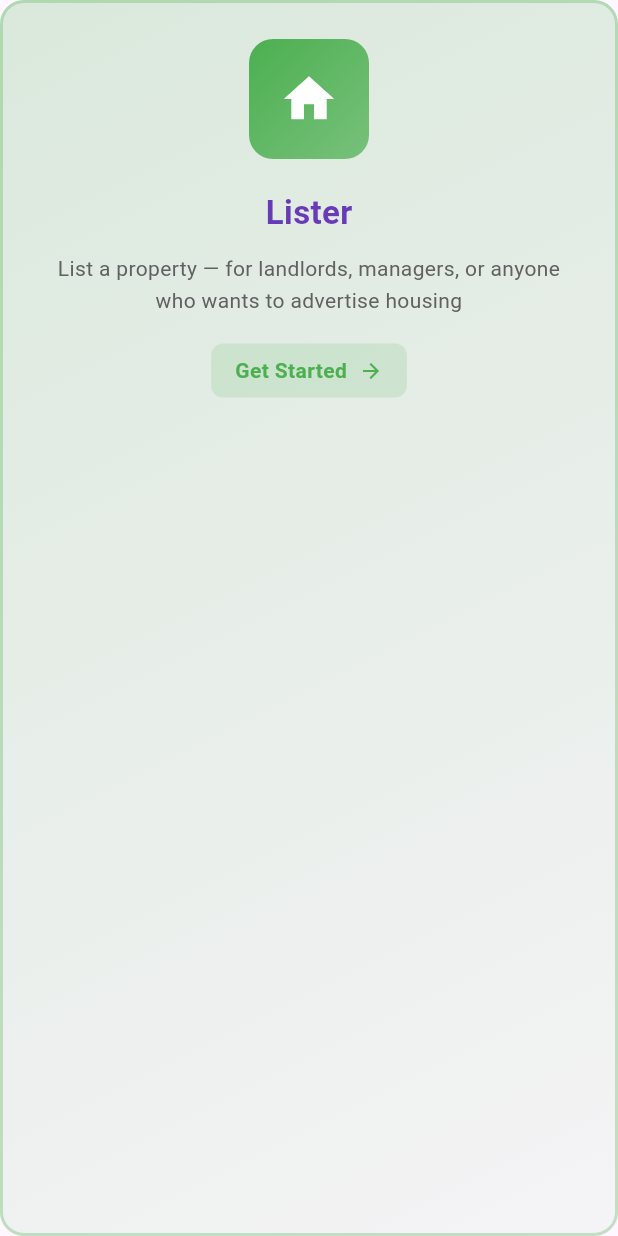
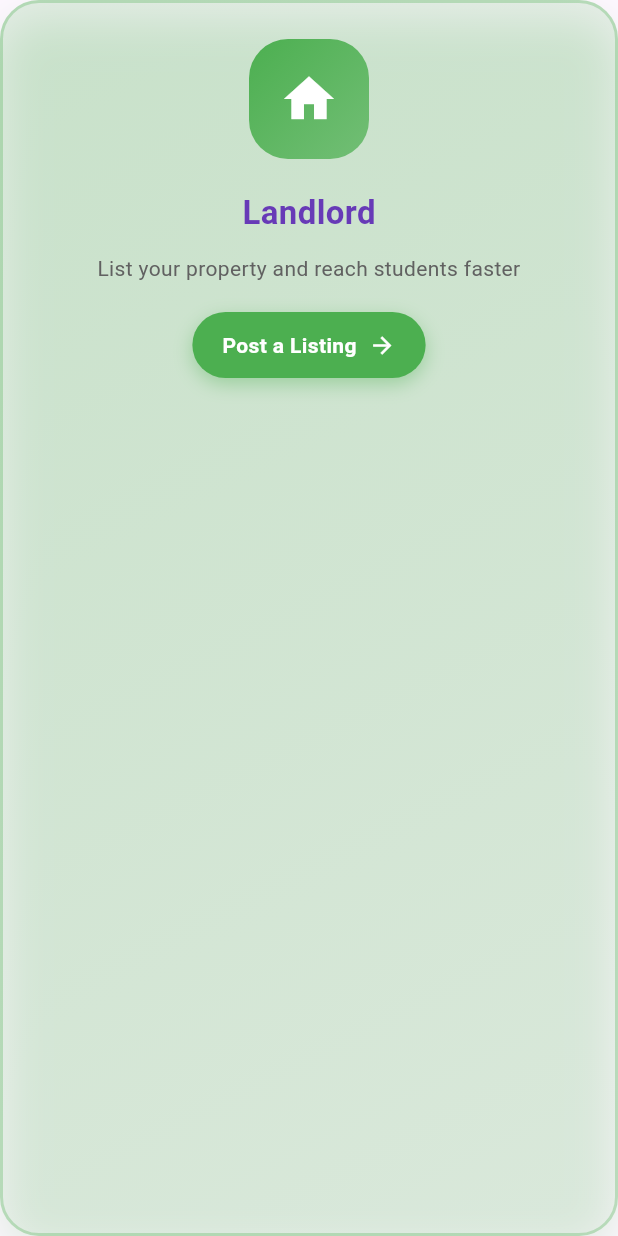
Before and after one commit to jim-maina/Campus_housing, a Flutter app: the _RoleCard widget shown alone on an empty page, opened directly, on a phone screen of 412 x 824 dp. Run offline on Flutter 3.47's test engine with Material 3 defaults, Android fonts, the phone set to English and light mode, and no system bars; network calls fail.

Commit message:
worked on the role selector page

```diff
--- a/lib/main.dart
+++ b/lib/main.dart
@@ -24,7 +24,7 @@ class MyApp extends StatelessWidget {
         ChangeNotifierProvider(create: (_) => AuthProvider()),
       ],
       child: MaterialApp(
-        title: 'Nyumba nguvu',
+        title: 'Campus Housing',
         theme: ThemeData(
           colorScheme: ColorScheme.fromSeed(seedColor: Colors.deepPurple),
         ),
--- a/lib/models/user.dart
+++ b/lib/models/user.dart
@@ -16,19 +16,19 @@ abstract class User {
 /// Student user — extends User
 class Student extends User {
   Student({
-    required String id,
-    required String email,
-    required String password,
-    required String phone,
-  }) : super(id: id, email: email, password: password, phone: phone);
+    required super.id,
+    required super.email,
+    required super.password,
+    required super.phone,
+  });
 }
 
 /// Landlord user — extends User
 class Landlord extends User {
   Landlord({
-    required String id,
-    required String email,
-    required String password,
-    required String phone,
-  }) : super(id: id, email: email, password: password, phone: phone);
+    required super.id,
+    required super.email,
+    required super.password,
+    required super.phone,
+  });
 }
--- a/lib/screens/listings_feed.dart
+++ b/lib/screens/listings_feed.dart
@@ -33,8 +33,9 @@ class _ListingsFeedPageState extends State<ListingsFeedPage> {
       if (_searchQuery.isNotEmpty) {
         final q = _searchQuery.toLowerCase();
         if (!l.title.toLowerCase().contains(q) &&
-            !l.address.toLowerCase().contains(q))
+            !l.address.toLowerCase().contains(q)) {
           return false;
+        }
       }
       return true;
     }).toList();
@@ -178,7 +179,7 @@ class _ListingsFeedPageState extends State<ListingsFeedPage> {
                                           ? Image.network(
                                               item.imageUrls.first,
                                               fit: BoxFit.cover,
-                                              errorBuilder: (_, __, ___) =>
+                                              errorBuilder: (_, _, _) =>
                                                   Container(
                                                     color: Colors.grey.shade300,
                                                     child: const Icon(
--- a/lib/screens/role_selector.dart
+++ b/lib/screens/role_selector.dart
@@ -17,6 +17,10 @@ class RoleSelectorPage extends StatelessWidget {
             begin: Alignment.topLeft,
             end: Alignment.bottomRight,
             colors: [Colors.deepPurple.shade50, Colors.deepPurple.shade100],
+            image: DecorationImage(
+            image: AssetImage(
+              'images/modern-student-apartment-building-exterior-night-130755632.webp',
+            ),
           ),
         ),
         child: SafeArea(
@@ -28,6 +32,7 @@ class RoleSelectorPage extends StatelessWidget {
               ),
               child: Column(
                 crossAxisAlignment: CrossAxisAlignment.center,
+                mainAxisAlignment: MainAxisAlignment.spaceBetween,
                 children: [
                   // Logo/Brand Header
                   Container(
@@ -58,7 +63,7 @@ class RoleSelectorPage extends StatelessWidget {
 
                   // Subtitle
                   Text(
-                    'Find or list affordable housing near campus',
+                    'Choose your path ',
                     textAlign: TextAlign.center,
                     style: TextStyle(fontSize: 16, color: Colors.grey.shade700),
                   ),
@@ -70,10 +75,11 @@ class RoleSelectorPage extends StatelessWidget {
                       final isWide = constraints.maxWidth >= 600;
                       final cardA = _RoleCard(
                         icon: Icons.home,
-                        title: 'Lister',
+                        title: 'Landlord',
                         description:
-                            'List a property — for landlords, managers, or anyone who wants to advertise housing',
+                            'List your property and reach students faster',
                         color: Colors.green,
+                        ctaText: 'Post a Listing',
                         onTap: () {
                           Navigator.push(
                             context,
@@ -86,10 +92,11 @@ class RoleSelectorPage extends StatelessWidget {
 
                       final cardB = _RoleCard(
                         icon: Icons.search,
-                        title: 'Seeker',
+                        title: 'Student',
                         description:
-                            'Find housing — students, staff, families, and community members welcome',
+                            'Find your perfect student home near campus with ease',
                         color: Colors.indigo,
+                        ctaText: 'Start browsing',
                         onTap: () {
                           Navigator.push(
                             context,
@@ -161,6 +168,7 @@ class _RoleCard extends StatefulWidget {
   final String title;
   final String description;
   final Color color;
+  final String ctaText;
   final VoidCallback onTap;
 
   const _RoleCard({
@@ -168,6 +176,7 @@ class _RoleCard extends StatefulWidget {
     required this.title,
     required this.description,
     required this.color,
+    required this.ctaText,
     required this.onTap,
   });
 
@@ -210,20 +219,28 @@ class _RoleCardState extends State<_RoleCard>
             scale: 1.0 - (_controller.value * 0.05),
             child: Container(
               width: double.infinity,
+              constraints: const BoxConstraints(minHeight: 220),
               decoration: BoxDecoration(
                 gradient: LinearGradient(
                   begin: Alignment.topLeft,
                   end: Alignment.bottomRight,
                   colors: [
-                    widget.color.withValues(alpha: 0.2),
-                    widget.color.withValues(alpha: 0.05),
+                    widget.color.withValues(alpha: 0.15),
+                    widget.color.withValues(alpha: 0.03),
                   ],
                 ),
-                borderRadius: BorderRadius.circular(16),
+                borderRadius: BorderRadius.circular(26),
                 border: Border.all(
                   color: widget.color.withValues(alpha: 0.3),
                   width: 2,
                 ),
+                boxShadow: [
+                  BoxShadow(
+                    color: widget.color.withOpacity(0.18),
+                    blurRadius: 25,
+                    offset: const Offset(0, 12),
+                  ),
+                ],
               ),
               child: Padding(
                 padding: const EdgeInsets.all(24),
@@ -242,7 +259,7 @@ class _RoleCardState extends State<_RoleCard>
                             widget.color.withValues(alpha: 0.7),
                           ],
                         ),
-                        borderRadius: BorderRadius.circular(16),
+                        borderRadius: BorderRadius.circular(26),
                       ),
                       child: Icon(widget.icon, size: 40, color: Colors.white),
                     ),
@@ -274,29 +291,36 @@ class _RoleCardState extends State<_RoleCard>
                     // CTA Text
                     Container(
                       padding: const EdgeInsets.symmetric(
-                        horizontal: 16,
-                        vertical: 8,
+                        horizontal: 20,
+                        vertical: 12,
                       ),
                       decoration: BoxDecoration(
-                        color: widget.color.withValues(alpha: 0.15),
-                        borderRadius: BorderRadius.circular(8),
+                        color: widget.color,
+                        borderRadius: BorderRadius.circular(30),
+                        boxShadow: [
+                          BoxShadow(
+                            color: widget.color.withOpacity(0.4),
+                            blurRadius: 10,
+                            offset: const Offset(0, 4),
+                          ),
+                        ],
                       ),
                       child: Row(
                         mainAxisSize: MainAxisSize.min,
                         children: [
                           Text(
-                            'Get Started',
+                            widget.ctaText,
                             style: TextStyle(
-                              color: widget.color,
+                              color: Colors.white,
                               fontWeight: FontWeight.bold,
                               fontSize: 14,
                             ),
                           ),
-                          const SizedBox(width: 8),
+                          SizedBox(width: 8),
                           Icon(
                             Icons.arrow_forward,
-                            color: widget.color,
-                            size: 16,
+                            color: Colors.white,
+                            size: 18,
                           ),
                         ],
                       ),
```
Also changed, not shown: lib/screens/landing_page.dart (+4 -4 lines), lib/screens/login.dart (+6 -3 lines), lib/screens/signup_student.dart (+11 -5 lines), pubspec.lock.
